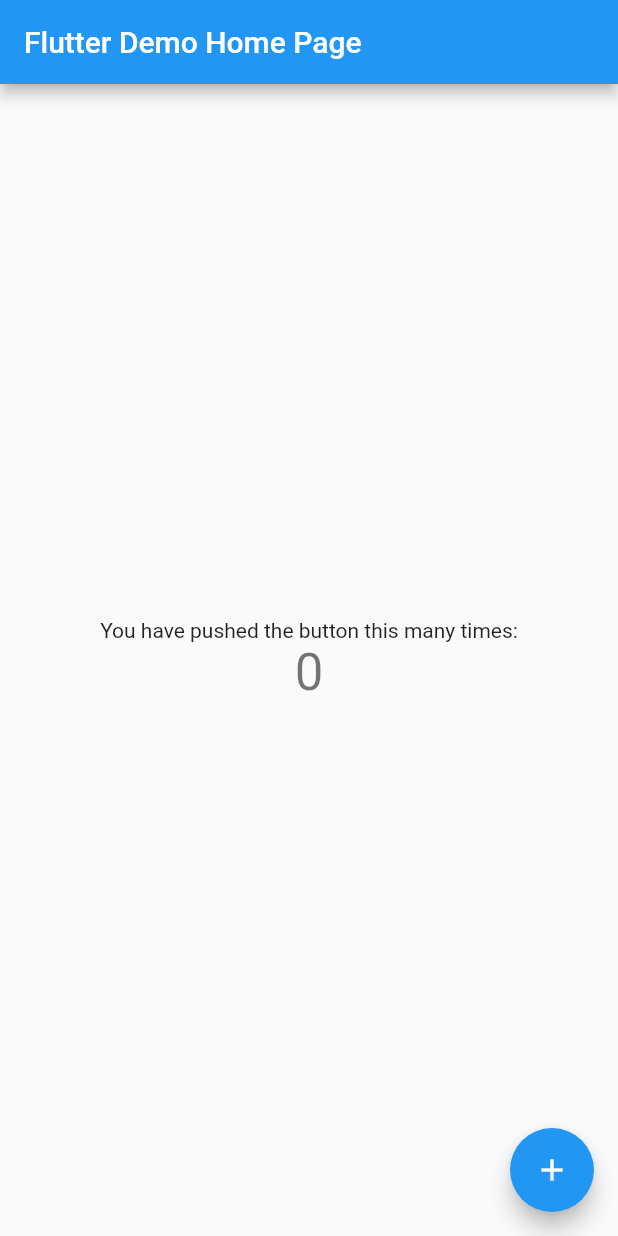
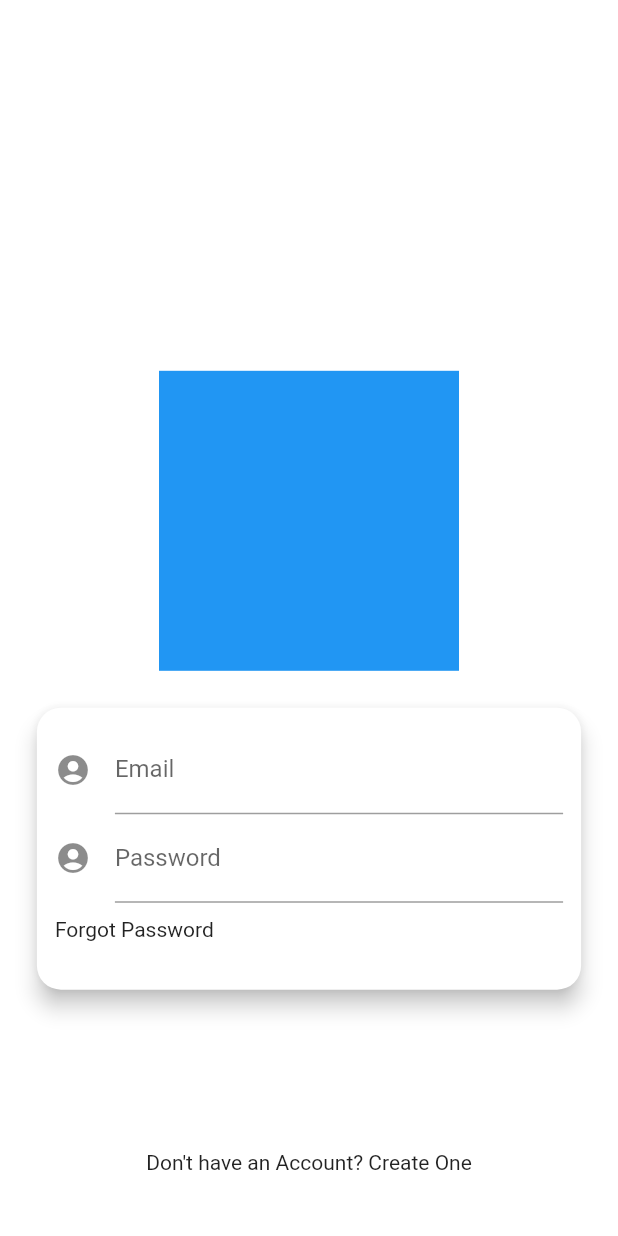
Before and after one commit to bruceoh-winsure/login_with_firebase_flutter_app, a Flutter app: the screen it shows after launch, on a phone screen of 412 x 824 dp. Run offline on Flutter 3.47's test engine with Material 2 defaults, Android fonts, the phone set to English and light mode, and no system bars.

Commit message:
temp commit

```diff
--- a/lib/main.dart
+++ b/lib/main.dart
@@ -1,111 +1,4 @@
 import 'package:flutter/material.dart';
+import 'package:login_with_firebase_flutter_app/src/root.dart';
 
 void main() => runApp(MyApp());
-
-class MyApp extends StatelessWidget {
-  // This widget is the root of your application.
-  @override
-  Widget build(BuildContext context) {
-    return MaterialApp(
-      title: 'Flutter Demo',
-      theme: ThemeData(
-        // This is the theme of your application.
-        //
-        // Try running your application with "flutter run". You'll see the
-        // application has a blue toolbar. Then, without quitting the app, try
-        // changing the primarySwatch below to Colors.green and then invoke
-        // "hot reload" (press "r" in the console where you ran "flutter run",
-        // or simply save your changes to "hot reload" in a Flutter IDE).
-        // Notice that the counter didn't reset back to zero; the application
-        // is not restarted.
-        primarySwatch: Colors.blue,
-      ),
-      home: MyHomePage(title: 'Flutter Demo Home Page'),
-    );
-  }
-}
-
-class MyHomePage extends StatefulWidget {
-  MyHomePage({Key key, this.title}) : super(key: key);
-
-  // This widget is the home page of your application. It is stateful, meaning
-  // that it has a State object (defined below) that contains fields that affect
-  // how it looks.
-
-  // This class is the configuration for the state. It holds the values (in this
-  // case the title) provided by the parent (in this case the App widget) and
-  // used by the build method of the State. Fields in a Widget subclass are
-  // always marked "final".
-
-  final String title;
-
-  @override
-  _MyHomePageState createState() => _MyHomePageState();
-}
-
-class _MyHomePageState extends State<MyHomePage> {
-  int _counter = 0;
-
-  void _incrementCounter() {
-    setState(() {
-      // This call to setState tells the Flutter framework that something has
-      // changed in this State, which causes it to rerun the build method below
-      // so that the display can reflect the updated values. If we changed
-      // _counter without calling setState(), then the build method would not be
-      // called again, and so nothing would appear to happen.
-      _counter++;
-    });
-  }
-
-  @override
-  Widget build(BuildContext context) {
-    // This method is rerun every time setState is called, for instance as done
-    // by the _incrementCounter method above.
-    //
-    // The Flutter framework has been optimized to make rerunning build methods
-    // fast, so that you can just rebuild anything that needs updating rather
-    // than having to individually change instances of widgets.
-    return Scaffold(
-      appBar: AppBar(
-        // Here we take the value from the MyHomePage object that was created by
-        // the App.build method, and use it to set our appbar title.
-        title: Text(widget.title),
-      ),
-      body: Center(
-        // Center is a layout widget. It takes a single child and positions it
-        // in the middle of the parent.
-        child: Column(
-          // Column is also a layout widget. It takes a list of children and
-          // arranges them vertically. By default, it sizes itself to fit its
-          // children horizontally, and tries to be as tall as its parent.
-          //
-          // Invoke "debug painting" (press "p" in the console, choose the
-          // "Toggle Debug Paint" action from the Flutter Inspector in Android
-          // Studio, or the "Toggle Debug Paint" command in Visual Studio Code)
-          // to see the wireframe for each widget.
-          //
-          // Column has various properties to control how it sizes itself and
-          // how it positions its children. Here we use mainAxisAlignment to
-          // center the children vertically; the main axis here is the vertical
-          // axis because Columns are vertical (the cross axis would be
-          // horizontal).
-          mainAxisAlignment: MainAxisAlignment.center,
-          children: <Widget>[
-            Text(
-              'You have pushed the button this many times:',
-            ),
-            Text(
-              '$_counter',
-              style: Theme.of(context).textTheme.display1,
-            ),
-          ],
-        ),
-      ),
-      floatingActionButton: FloatingActionButton(
-        onPressed: _incrementCounter,
-        tooltip: 'Increment',
-        child: Icon(Icons.add),
-      ), // This trailing comma makes auto-formatting nicer for build methods.
-    );
-  }
-}
--- /dev/null
+++ b/lib/src/root.dart
@@ -0,0 +1,17 @@
+
+import 'package:flutter/material.dart';
+import 'package:login_with_firebase_flutter_app/src/screens/home_screen.dart';
+
+class MyApp extends StatelessWidget {
+  // This widget is the root of your application.
+  @override
+  Widget build(BuildContext context) {
+    return MaterialApp(
+      title: 'Flutter Demo',
+      theme: ThemeData(
+        primarySwatch: Colors.blue,
+      ),
+      home: HomeScreen(),
+    );
+  }
+}
--- /dev/null
+++ b/lib/src/screens/home_screen.dart
@@ -0,0 +1,107 @@
+import 'package:flutter/material.dart';
+
+class HomeScreen extends StatelessWidget {
+  HomeScreen({Key key}) : super(key: key);
+
+  final GlobalKey<FormState> _formKey = GlobalKey<FormState>();
+  final TextEditingController _emailController = TextEditingController();
+  final TextEditingController _passwordController = TextEditingController();
+
+  @override
+  Widget build(BuildContext context) {
+    final Size size = MediaQuery.of(context).size;
+
+    return Scaffold(
+      body: Stack(
+        alignment: Alignment.center,
+        children: <Widget>[
+          Container(
+            color: Colors.white,
+          ),
+          Column(
+            crossAxisAlignment: CrossAxisAlignment.center,
+            mainAxisAlignment: MainAxisAlignment.end,
+            children: <Widget>[
+              Container(
+                width: 200,
+                height: 200,
+                color: Colors.blue,
+              ),
+              Stack(
+                children: <Widget>[
+                  _inputForm(size)
+                  // Container(
+                  //   width: 100,
+                  //   height: 50,
+                  //   color: Colors.black,
+                  // ),
+                ],
+              ),
+              Container(
+                height: size.height * 0.1,
+              ),
+              Text("Don't have an Account? Create One"),
+              Container(
+                height: size.height * 0.05,
+              )
+            ],
+          )
+        ],
+      ),
+    );
+  }
+
+  Widget _inputForm(Size size) {
+    return Padding(
+      padding: EdgeInsets.all(size.width * 0.05),
+      child: Card(
+        shape: RoundedRectangleBorder(borderRadius: BorderRadius.circular(16)),
+        elevation: 6,
+        child: Padding(
+          padding:
+              const EdgeInsets.only(left: 12.0, right: 12, top: 12, bottom: 32),
+          child: Form(
+            key: _formKey,
+            child: Column(
+              crossAxisAlignment: CrossAxisAlignment.start,
+              children: <Widget>[
+                TextFormField(
+                  controller: _emailController,
+                  decoration: InputDecoration(
+                    icon: Icon(Icons.account_circle),
+                    labelText: "Email",
+                  ),
+                  validator: (String str) {
+                    if (str.isEmpty) {
+                      return "Please input correct email";
+                    } else {
+                      return null;
+                    }
+                  },
+                ),
+                TextFormField(
+                  controller: _passwordController,
+                  decoration: InputDecoration(
+                    icon: Icon(Icons.account_circle),
+                    labelText: "Password",
+                  ),
+                  validator: (String str) {
+                    if (str.isEmpty) {
+                      return "Please input correct Password";
+                    } else {
+                      return null;
+                    }
+                  },
+                ),
+                SizedBox(
+                  height: 10,
+                ),
+                Text("Forgot Password")
+              ],
+            ),
+          ),
+        ),
+      ),
+    );
+  }
+}
--- a/pubspec.yaml
+++ b/pubspec.yaml
@@ -23,6 +23,7 @@ dependencies:
   # The following adds the Cupertino Icons font to your application.
   # Use with the CupertinoIcons class for iOS style icons.
   cupertino_icons: ^0.1.2
+  provider: ^4.0.0
 
 dev_dependencies:
   flutter_test:
```
Also changed, not shown: pubspec.lock, 1 other file.
